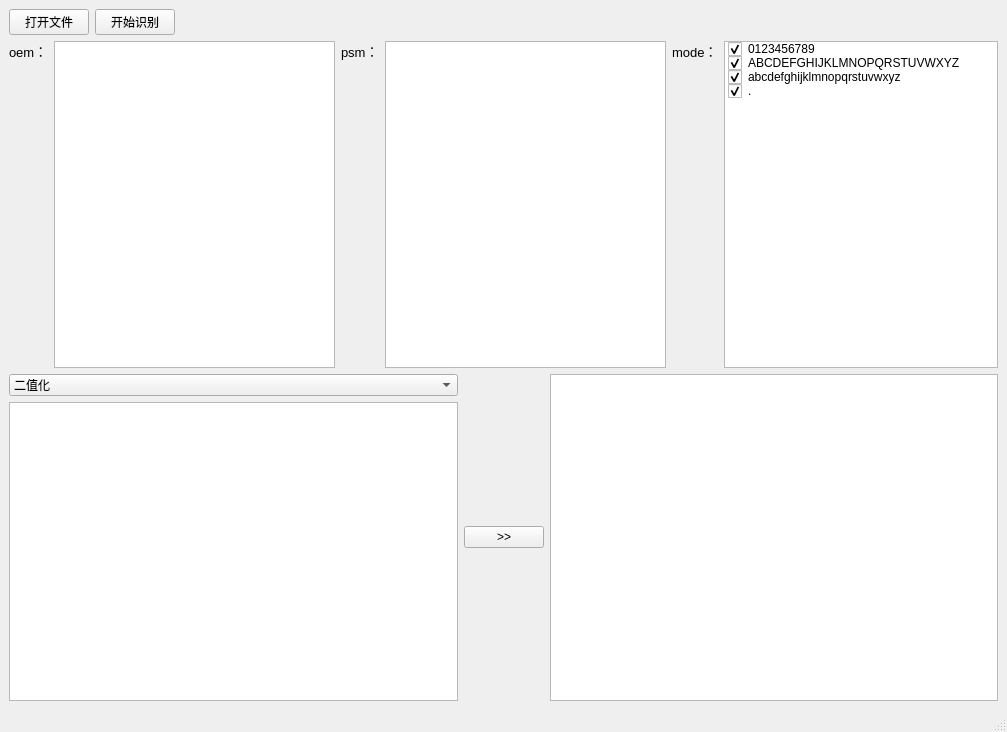
This is ocr/ui/main_ui.ui in zhangjiechina001/PingTool as Qt 5 draws it before an edit. The edited form follows.
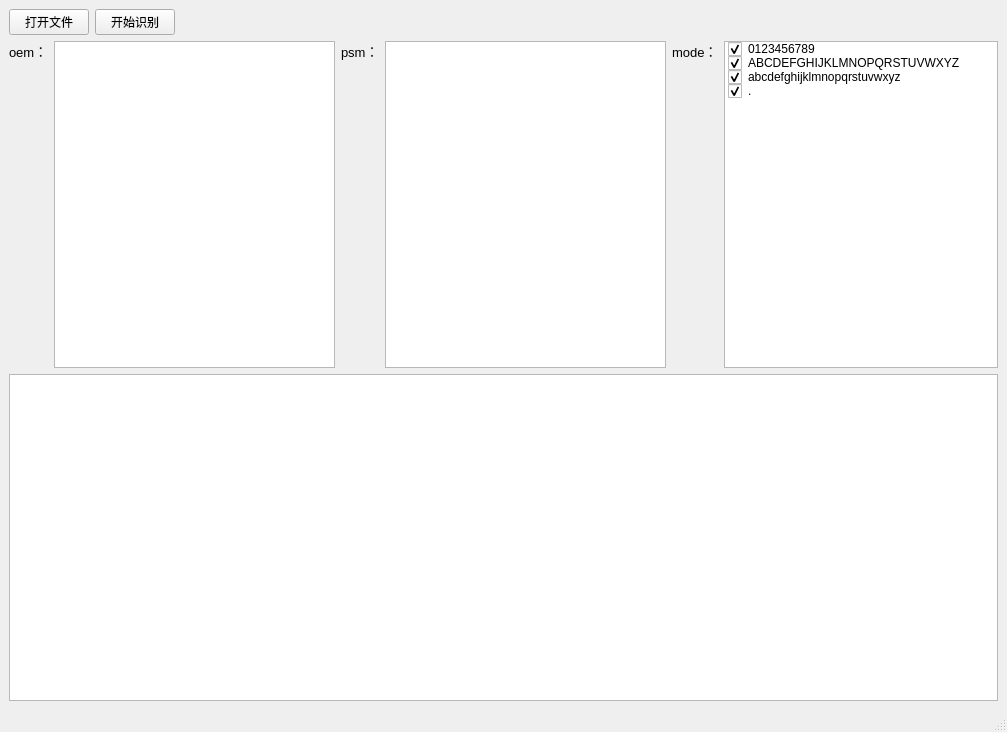
This is the edited form.

```diff
--- a/ocr/ui/main_ui.ui
+++ b/ocr/ui/main_ui.ui
@@ -15,7 +15,7 @@
    <string>MainWindow</string>
   </property>
   <widget class="QWidget" name="centralwidget">
-   <layout class="QVBoxLayout" name="verticalLayout_2">
+   <layout class="QVBoxLayout" name="verticalLayout">
     <item>
      <layout class="QHBoxLayout" name="horizontalLayout">
       <item>
@@ -160,44 +160,7 @@
      </layout>
     </item>
     <item>
-     <layout class="QHBoxLayout" name="horizontalLayout_2">
-      <item>
-       <layout class="QVBoxLayout" name="verticalLayout">
-        <item>
-         <widget class="QComboBox" name="cmbAllAlgo">
-          <item>
-           <property name="text">
-            <string>二值化</string>
-           </property>
-          </item>
-          <item>
-           <property name="text">
-            <string>滤波</string>
-           </property>
-          </item>
-          <item>
-           <property name="text">
-            <string/>
-           </property>
-          </item>
-         </widget>
-        </item>
-        <item>
-         <widget class="QTextEdit" name="txtConfig"/>
-        </item>
-       </layout>
-      </item>
-      <item>
-       <widget class="QPushButton" name="btnAdd">
-        <property name="text">
-         <string>&gt;&gt;</string>
-        </property>
-       </widget>
-      </item>
-      <item>
-       <widget class="QListWidget" name="listSelectAlgo"/>
-      </item>
-     </layout>
+     <widget class="QTableWidget" name="tableWidget"/>
     </item>
    </layout>
   </widget>
```
